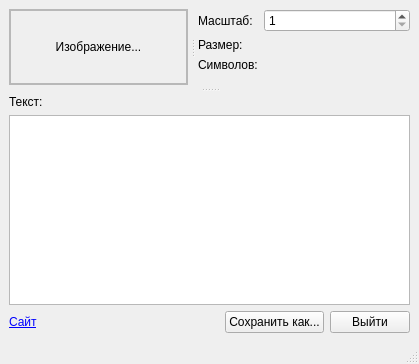
gil9red/QRCodeGenerator, file mainwindow.ui: the form before one commit.
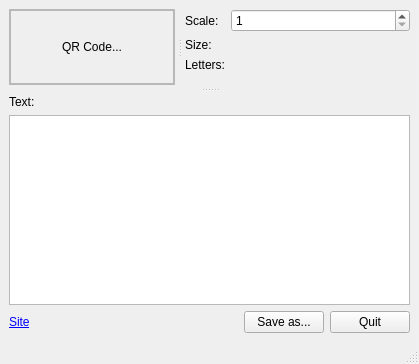
The form after the commit.

What changed in the file:
```diff
--- a/mainwindow.ui
+++ b/mainwindow.ui
@@ -45,8 +45,8 @@
           <rect>
            <x>0</x>
            <y>0</y>
-           <width>172</width>
-           <height>111</height>
+           <width>177</width>
+           <height>79</height>
           </rect>
          </property>
          <layout class="QVBoxLayout" name="verticalLayout_7">
@@ -62,7 +62,7 @@
              <enum>QFrame::StyledPanel</enum>
             </property>
             <property name="text">
-             <string>Изображение...</string>
+             <string>QR Code...</string>
             </property>
             <property name="alignment">
              <set>Qt::AlignCenter</set>
@@ -82,7 +82,7 @@
            <item row="0" column="0">
             <widget class="QLabel" name="label_3">
              <property name="text">
-              <string>Масштаб: </string>
+              <string>Scale:</string>
              </property>
             </widget>
            </item>
@@ -99,7 +99,7 @@
            <item row="1" column="0">
             <widget class="QLabel" name="label">
              <property name="text">
-              <string>Размер:</string>
+              <string>Size:</string>
              </property>
             </widget>
            </item>
@@ -113,7 +113,7 @@
            <item row="2" column="0">
             <widget class="QLabel" name="label_5">
              <property name="text">
-              <string>Символов:</string>
+              <string>Letters:</string>
              </property>
             </widget>
            </item>
@@ -150,7 +150,7 @@
         <item>
          <widget class="QLabel" name="label_2">
           <property name="text">
-           <string>Текст:</string>
+           <string>Text:</string>
           </property>
          </widget>
         </item>
@@ -166,7 +166,7 @@
       <item>
        <widget class="QLabel" name="label_4">
         <property name="text">
-         <string>&lt;html&gt;&lt;head/&gt;&lt;body&gt;&lt;p&gt;&lt;a href=&quot;https://github.com/gil9red/QRCodeGenerator&quot;&gt;&lt;span style=&quot; text-decoration: underline; color:#0000ff;&quot;&gt;Сайт&lt;/span&gt;&lt;/a&gt;&lt;/p&gt;&lt;/body&gt;&lt;/html&gt;</string>
+         <string>&lt;html&gt;&lt;head/&gt;&lt;body&gt;&lt;p&gt;&lt;a href=&quot;https://github.com/gil9red/QRCodeGenerator&quot;&gt;&lt;span style=&quot; text-decoration: underline; color:#0000ff;&quot;&gt;Site&lt;/span&gt;&lt;/a&gt;&lt;/p&gt;&lt;/body&gt;&lt;/html&gt;</string>
         </property>
         <property name="openExternalLinks">
          <bool>true</bool>
@@ -189,14 +189,14 @@
       <item>
        <widget class="QPushButton" name="pButtonSave">
         <property name="text">
-         <string>Сохранить как...</string>
+         <string>Save as...</string>
         </property>
        </widget>
       </item>
       <item>
        <widget class="QPushButton" name="pButtonQuit">
         <property name="text">
-         <string>Выйти</string>
+         <string>Quit</string>
         </property>
        </widget>
       </item>
```
Left out of the diff: 15 changed lines with no effect on the pictures.
